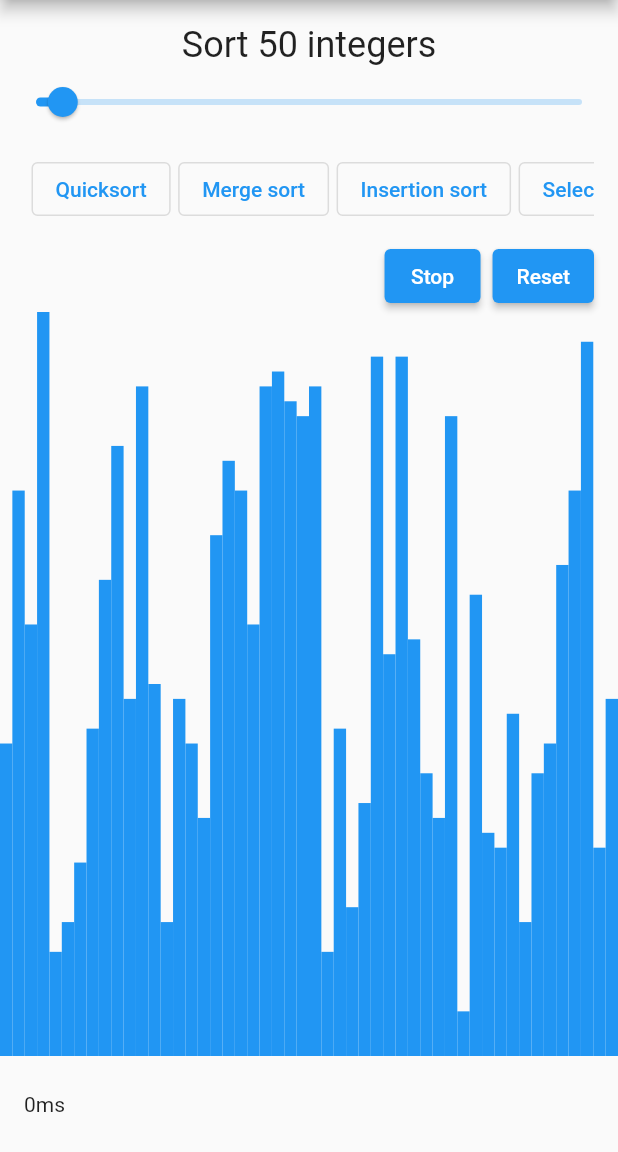
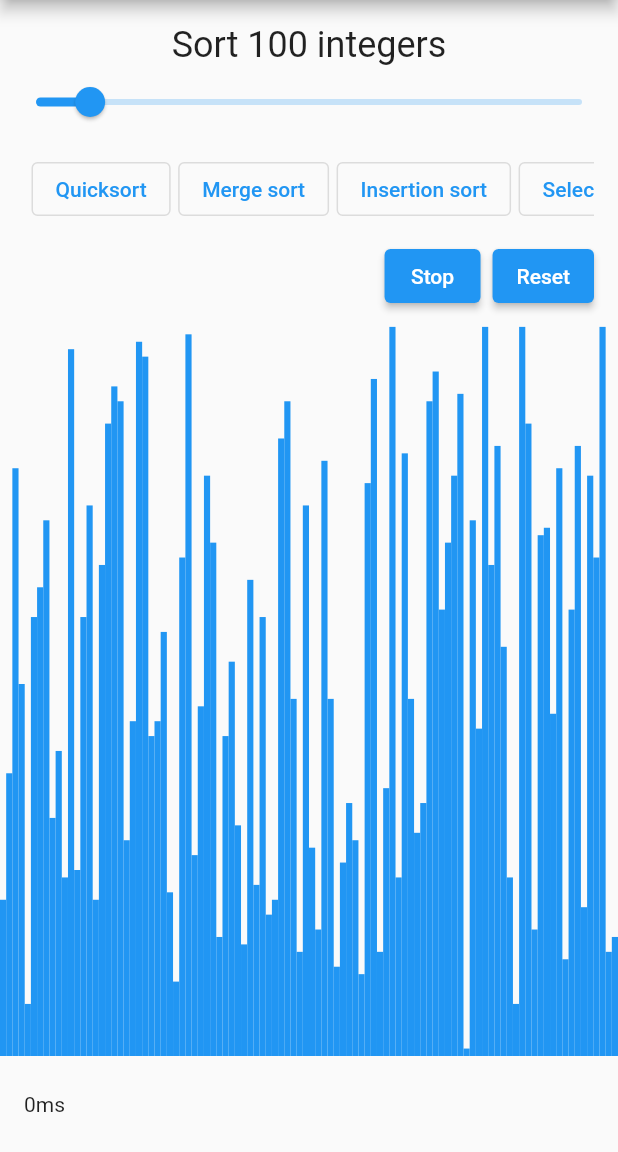
Before and after one commit to yjuyjuy/flutter-algorithm-visualizer, a Flutter app: the screen it shows after launch, on a phone screen of 412 x 824 dp, the part 84-1236 px from its top. Run offline on Flutter 3.47's test engine with Material 2 defaults, Android fonts, the phone set to English and light mode, and no system bars.

Commit message:
refactor code

```diff
--- a/lib/main.dart
+++ b/lib/main.dart
@@ -37,10 +37,10 @@ class _MyHomePageState extends State<MyHomePage> {
   final _maxValue = 1000;
   final List<String> methods = ['Quick sort'];
   final _t = Stopwatch();
-  static const _delay = Duration(microseconds: 1);
+  final _delay = Duration(microseconds: 1);
 
   // params
-  int _size = 50;
+  int _size = 100;
   List<int> _values;
   String _method;
 
```
